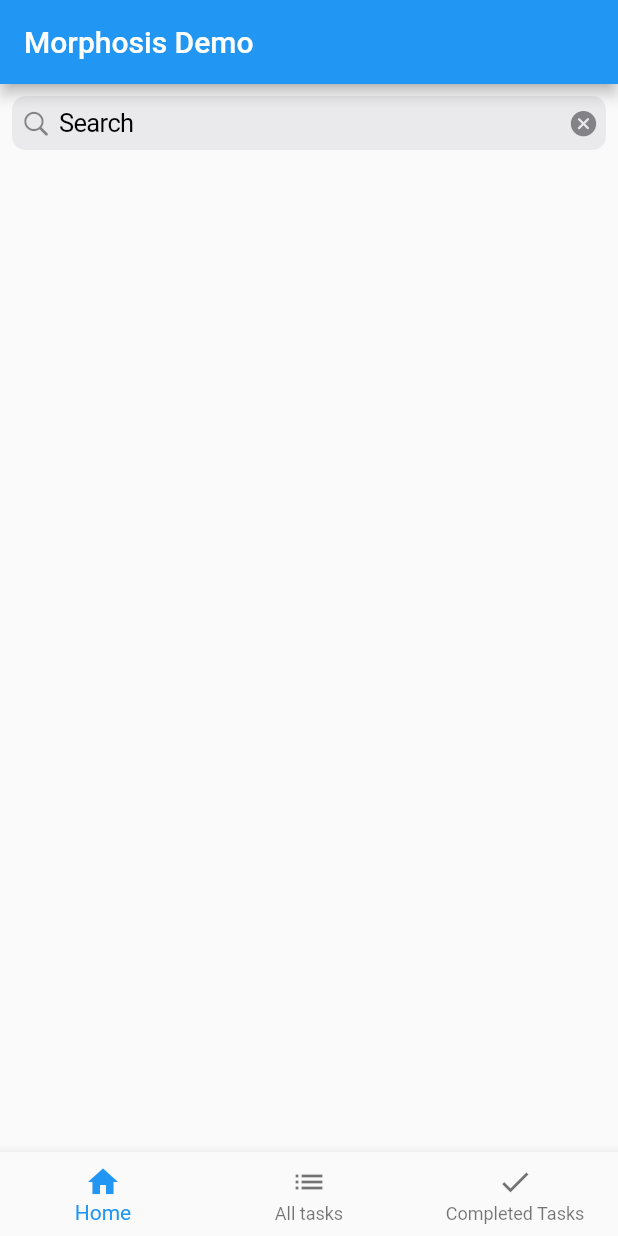
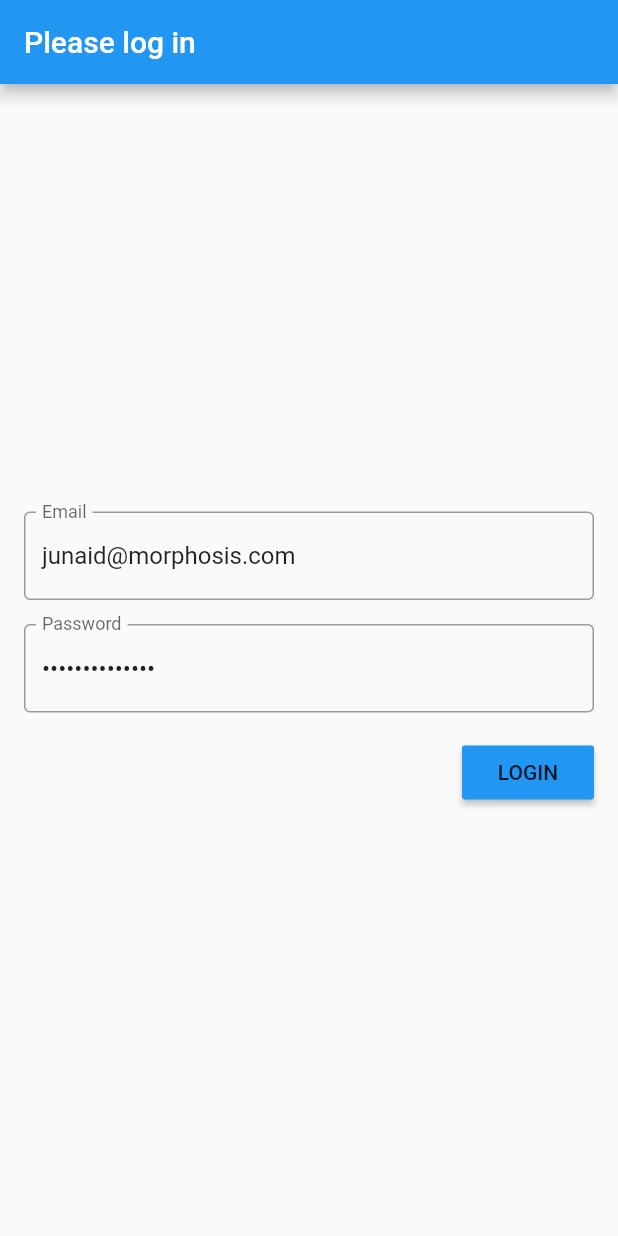
Before and after one commit to jaiiidiii/Firestore-TodoList-using-Getx, a Flutter app: the screen it shows after launch, on a phone screen of 412 x 824 dp. Run offline on Flutter 3.47's test engine with Material 2 defaults, Android fonts, the light colour scheme and no system bars; our stand-ins replace dio, firebase_auth, get; accounts and stored records are empty.

Commit message:
Firebase Auth Added

```diff
--- a/lib/main.dart
+++ b/lib/main.dart
@@ -1,6 +1,7 @@
 import 'package:flutter/material.dart';
 import 'package:get/get.dart';
 import 'views/baseModule/mainBottomBar.dart';
+import 'views/loginModule/loginPage.dart';
 
 void main() {
   runApp(MyApp());
@@ -26,7 +27,8 @@ class MyApp extends StatelessWidget {
       ),
       debugShowCheckedModeBanner: false,
       // home: MyHomePage(title: 'Flutter Demo Home Page'),
-      home: MainBottombar(),
+      // home: MainBottombar(),
+      home: LoginPage(),
     );
   }
 }
--- /dev/null
+++ b/lib/views/auth.dart
@@ -0,0 +1,16 @@
+import 'package:firebase_auth/firebase_auth.dart';
+
+class Authentication {
+  final _firebaseAuth = FirebaseAuth.instance;
+
+  Future<FirebaseUser> login(String email, String password) async {
+    try {
+      AuthResult result = await _firebaseAuth.signInWithEmailAndPassword(
+          email: email, password: password);
+
+      return result.user;
+    } catch (e) {
+      return null;
+    }
+  }
+}
--- /dev/null
+++ b/lib/views/loginModule/loginController.dart
@@ -0,0 +1,88 @@
+import 'package:firebase_auth/firebase_auth.dart';
+import 'package:flutter/material.dart';
+import 'package:get/get.dart';
+import 'package:morphosis_demo/views/baseModule/mainBottomBar.dart';
+
+import '../auth.dart';
+
+class LoginController extends GetxController {
+  var isLoading = false.obs;
+  final TextEditingController emailController =
+      TextEditingController(text: 'junaid@morphosis.com');
+  final TextEditingController passwordController =
+      TextEditingController(text: 'Morphosis12345');
+
+  @override
+  void onInit() {
+    // fetchTasks();
+    super.onInit();
+  }
+
+  final Authentication auth = new Authentication();
+  FirebaseUser user;
+
+  void doLogin() async {
+    try {
+      isLoading(true);
+      final user =
+          await auth.login(emailController.text, passwordController.text);
+      isLoading(false);
+
+      if (user != null) {
+        // Calling callback in TODOState
+        onLogin(user);
+        Get.to(() => MainBottombar());
+      } else {
+        _showAuthFailedDialog();
+      }
+    } catch (e) {
+      print(e);
+      isLoading(false);
+    }
+  }
+
+  // Show error if login unsuccessfull
+  void _showAuthFailedDialog() {
+    // flutter defined function
+
+    Get.defaultDialog(
+      title: 'Could not log in',
+      middleText: 'Double check your credentials and try again',
+      actions: <Widget>[
+        // usually buttons at the bottom of the dialog
+        new FlatButton(
+          child: new Text('Close'),
+          onPressed: () {
+            Get.back();
+          },
+        ),
+      ],
+    );
+
+    // showDialog(
+    //   context: context,
+    //   builder: (BuildContext context) {
+    //     // return object of type Dialog
+    //     return AlertDialog(
+    //       title: new Text('Could not log in'),
+    //       content: new Text('Double check your credentials and try again'),
+    //       actions: <Widget>[
+    //         // usually buttons at the bottom of the dialog
+    //         new FlatButton(
+    //           child: new Text('Close'),
+    //           onPressed: () {
+    //             Navigator.of(context).pop();
+    //           },
+    //         ),
+    //       ],
+    //     );
+    //   },
+    // );
+  }
+
+  void onLogin(FirebaseUser user) {
+    // setState(() {
+    this.user = user;
+    // });
+  }
+}
--- /dev/null
+++ b/lib/views/loginModule/loginPage.dart
@@ -0,0 +1,55 @@
+import 'package:flutter/material.dart';
+import 'package:get/get.dart';
+import 'package:morphosis_demo/views/loginModule/loginController.dart';
+import 'package:morphosis_demo/widgets/customLoaderWidget.dart';
+
+// As login page has to handle user input, it has to be stateful
+class LoginPage extends StatelessWidget {
+  final LoginController loginController =
+      Get.put<LoginController>(LoginController());
+
+  @override
+  Widget build(BuildContext context) {
+    return Obx(() => CustomLoaderWidget(
+          isTrue: loginController.isLoading.value,
+          child: Scaffold(
+              appBar: AppBar(title: Text('Please log in')),
+              body: Padding(
+                  padding: EdgeInsets.all(16),
+                  // Align widgets in a vertical column
+                  child: Column(
+                    // Passing multiple widgets as children to Column
+                    children: <Widget>[
+                      Padding(
+                          padding: EdgeInsets.only(bottom: 16),
+                          child: TextField(
+                            controller: loginController.emailController,
+                            decoration: InputDecoration(
+                                border: OutlineInputBorder(),
+                                labelText: 'Email'),
+                          )),
+                      Padding(
+                          padding: EdgeInsets.only(bottom: 16),
+                          child: TextField(
+                            controller: loginController.passwordController,
+                            obscureText: true,
+                            decoration: InputDecoration(
+                                border: OutlineInputBorder(),
+                                labelText: 'Password'),
+                          )),
+                      RaisedButton(
+                        // Calling the callback with the supplied email and password
+                        onPressed: () => loginController.doLogin(),
+                        // widget.onLogin(
+                        //     emailController.text, passwordController.text),
+                        child: Text('LOGIN'),
+                        // Setting the primary color on the button
+                        color: ThemeData().primaryColor,
+                      )
+                    ],
+                    mainAxisAlignment: MainAxisAlignment.center,
+                    crossAxisAlignment: CrossAxisAlignment.end,
+                  ))),
+        ));
+  }
+}
--- a/pubspec.yaml
+++ b/pubspec.yaml
@@ -31,6 +31,9 @@ dependencies:
   get: ^3.24.0
   dio: ^4.0.0
   flutter_staggered_grid_view: ^0.4.0
+  firebase_core: ^0.4.0+9
+  firebase_auth: ^0.14.0+5
+  cloud_firestore: ^0.12.9+5
 
 
 dev_dependencies:
```
Also changed, not shown: lib/views/taskModule/taskController.dart (+22 -0 lines), 6 other files.
